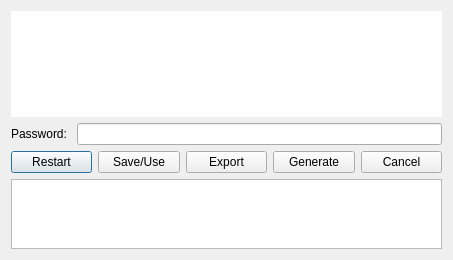
The window that ui/cert-input.ui (berndhs/egalite) describes before a commit, drawn with Qt 5.
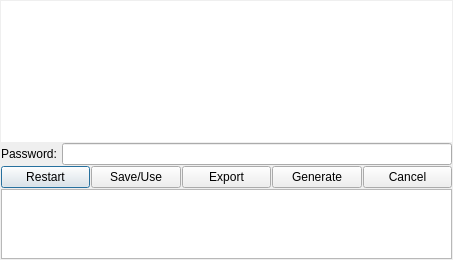
The same window after the commit. Icons and pictures are not drawn.

Commit message: made margins small, the default qt-designer margins are silly

What changed in the file:
```diff
--- a/ui/cert-input.ui
+++ b/ui/cert-input.ui
@@ -131,6 +131,7 @@
    </item>
   </layout>
  </widget>
+ <layoutdefault spacing="1" margin="1"/>
  <resources>
   <include location="../dchat.qrc"/>
  </resources>
```
Left out of the diff: 1 changed line with no effect on the pictures. The commit also changes 18 other files.
